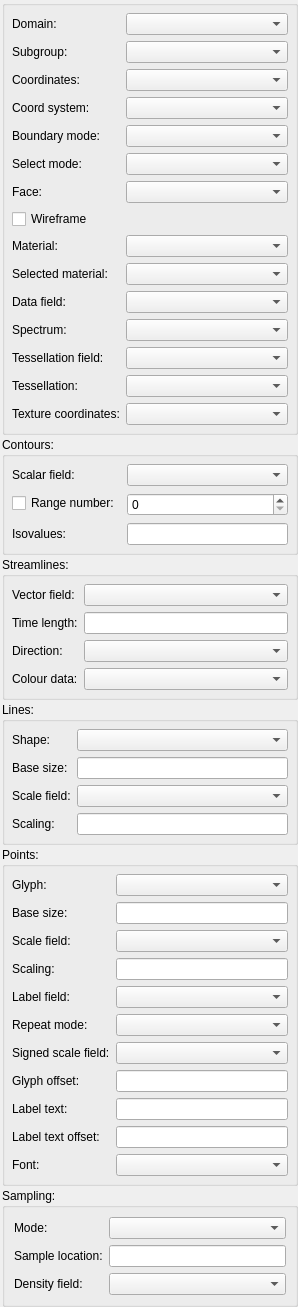
First picture: the form in res/designer/graphicseditorwidget.ui, repository hsorby/cmlibs.widgets, before the edit.
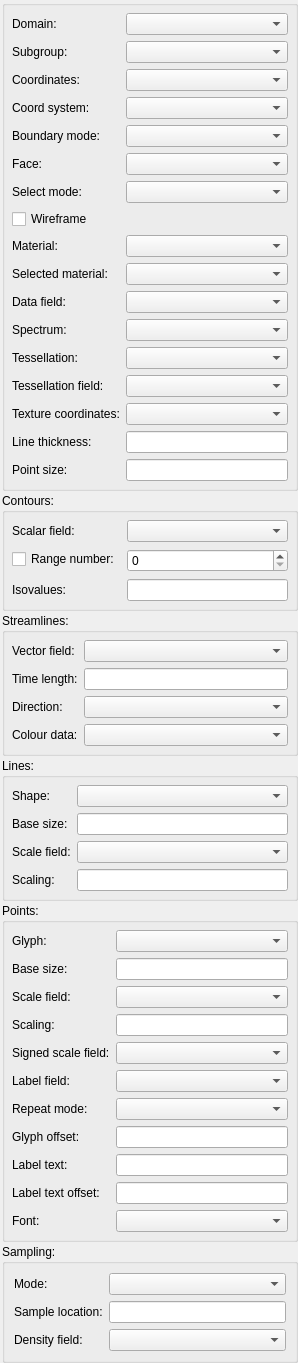
Second picture: the form after the edit. Custom widgets are drawn as their Qt base class.

Commit message: Fix bugs add render line width and point size

```diff
--- a/res/designer/graphicseditorwidget.ui
+++ b/res/designer/graphicseditorwidget.ui
@@ -10,7 +10,7 @@
     <x>0</x>
     <y>0</y>
     <width>298</width>
-    <height>1185</height>
+    <height>1197</height>
    </rect>
   </property>
   <property name="sizePolicy">
@@ -111,14 +111,14 @@
       <item row="6" column="1">
        <widget class="EnumerationChooserWidget" name="boundarymode_chooser"/>
       </item>
-      <item row="8" column="0">
+      <item row="7" column="0">
        <widget class="QLabel" name="face_label">
         <property name="text">
          <string>Face:</string>
         </property>
        </widget>
       </item>
-      <item row="8" column="1">
+      <item row="7" column="1">
        <widget class="EnumerationChooserWidget" name="face_enumeration_chooser">
         <property name="sizePolicy">
          <sizepolicy hsizetype="Preferred" vsizetype="Preferred">
@@ -186,10 +186,10 @@
         </property>
        </widget>
       </item>
-      <item row="16" column="1">
+      <item row="15" column="1">
        <widget class="TessellationChooserWidget" name="tessellation_chooser"/>
       </item>
-      <item row="16" column="0">
+      <item row="15" column="0">
        <widget class="QLabel" name="tessellation_label">
         <property name="text">
          <string>Tessellation:</string>
@@ -216,14 +216,14 @@
       <item row="2" column="1">
        <widget class="EnumerationChooserWidget" name="domain_chooser"/>
       </item>
-      <item row="15" column="0">
+      <item row="16" column="0">
        <widget class="QLabel" name="tessellation_field_label">
         <property name="text">
          <string>Tessellation field:</string>
         </property>
        </widget>
       </item>
-      <item row="15" column="1">
+      <item row="16" column="1">
        <widget class="FieldChooserWidget" name="tessellation_field_chooser"/>
       </item>
       <item row="17" column="0">
@@ -236,16 +236,36 @@
       <item row="17" column="1">
        <widget class="FieldChooserWidget" name="texture_coordinates_chooser"/>
       </item>
-      <item row="7" column="0">
+      <item row="8" column="0">
        <widget class="QLabel" name="select_mode_label">
         <property name="text">
          <string>Select mode:</string>
         </property>
        </widget>
       </item>
-      <item row="7" column="1">
+      <item row="8" column="1">
        <widget class="EnumerationChooserWidget" name="select_mode_enum_chooser"/>
       </item>
+        <item row="18" column="0">
+       <widget class="QLabel" name="line_thickness_label">
+        <property name="text">
+         <string>Line thickness:</string>
+        </property>
+       </widget>
+      </item>
+      <item row="18" column="1">
+       <widget class="QLineEdit" name="line_thickness_lineEdit"/>
+      </item>
+              <item row="19" column="0">
+       <widget class="QLabel" name="point_size_label">
+        <property name="text">
+         <string>Point size:</string>
+        </property>
+       </widget>
+      </item>
+      <item row="19" column="1">
+       <widget class="QLineEdit" name="point_size_lineEdit"/>
+      </item>
      </layout>
     </widget>
    </item>
@@ -536,14 +556,14 @@
         </property>
        </widget>
       </item>
-      <item row="7" column="0">
+      <item row="9" column="0">
        <widget class="QLabel" name="label_field_label">
         <property name="text">
          <string>Label field:</string>
         </property>
        </widget>
       </item>
-      <item row="7" column="1">
+      <item row="9" column="1">
        <widget class="FieldChooserWidget" name="label_field_chooser">
         <property name="sizeAdjustPolicy">
          <enum>QComboBox::AdjustToContents</enum>
@@ -553,70 +573,70 @@
       <item row="6" column="1">
        <widget class="QLineEdit" name="point_scale_factors_lineedit"/>
       </item>
-      <item row="8" column="0">
+      <item row="10" column="0">
        <widget class="QLabel" name="glyph_repeat_mode_label">
         <property name="text">
          <string>Repeat mode:</string>
         </property>
        </widget>
       </item>
-      <item row="8" column="1">
+      <item row="10" column="1">
        <widget class="EnumerationChooserWidget" name="glyph_repeat_mode_chooser"/>
       </item>
-      <item row="9" column="0">
-       <widget class="QLabel" name="glyph_signed_scale_field_label">
-        <property name="text">
-         <string>Signed scale field:</string>
-        </property>
-       </widget>
-      </item>
-      <item row="9" column="1">
-       <widget class="FieldChooserWidget" name="glyph_signed_scale_field_chooser">
-        <property name="sizeAdjustPolicy">
-         <enum>QComboBox::AdjustToContents</enum>
-        </property>
-       </widget>
-      </item>
-      <item row="10" column="0">
+      <item row="12" column="0">
        <widget class="QLabel" name="glyph_offset_label">
         <property name="text">
          <string>Glyph offset:</string>
         </property>
        </widget>
       </item>
-      <item row="10" column="1">
+      <item row="12" column="1">
        <widget class="QLineEdit" name="glyph_offset_lineedit"/>
       </item>
-      <item row="11" column="0">
+      <item row="13" column="0">
        <widget class="QLabel" name="glyph_label_text_label">
         <property name="text">
          <string>Label text:</string>
         </property>
        </widget>
       </item>
-      <item row="11" column="1">
+      <item row="13" column="1">
        <widget class="QLineEdit" name="glyph_label_text_lineedit"/>
       </item>
-      <item row="12" column="0">
+      <item row="14" column="0">
        <widget class="QLabel" name="glyph_label_text_offset_label">
         <property name="text">
          <string>Label text offset:</string>
         </property>
        </widget>
       </item>
-      <item row="12" column="1">
+      <item row="14" column="1">
        <widget class="QLineEdit" name="glyph_label_text_offset_lineedit"/>
       </item>
-      <item row="13" column="0">
+      <item row="15" column="0">
        <widget class="QLabel" name="glyph_font_label">
         <property name="text">
          <string>Font:</string>
         </property>
        </widget>
       </item>
-      <item row="13" column="1">
+      <item row="15" column="1">
        <widget class="QComboBox" name="glyph_font_comboBox"/>
       </item>
+      <item row="7" column="1">
+       <widget class="FieldChooserWidget" name="glyph_signed_scale_field_chooser">
+        <property name="sizeAdjustPolicy">
+         <enum>QComboBox::AdjustToContents</enum>
+        </property>
+       </widget>
+      </item>
+      <item row="7" column="0">
+       <widget class="QLabel" name="glyph_signed_scale_field_label">
+        <property name="text">
+         <string>Signed scale field:</string>
+        </property>
+       </widget>
+      </item>
      </layout>
     </widget>
    </item>
```
Left out of the diff: 68 changed lines with no effect on the pictures. The commit also changes 3 other files.
